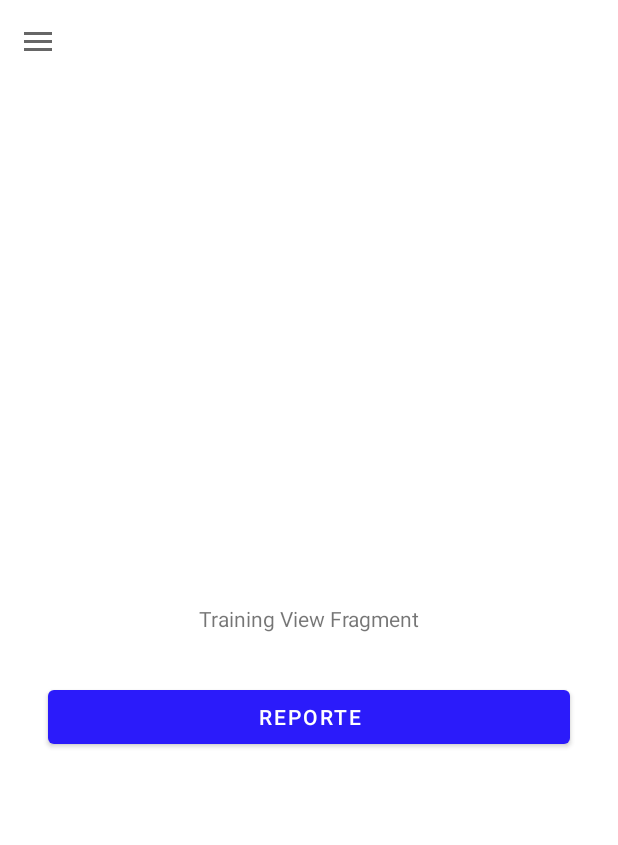
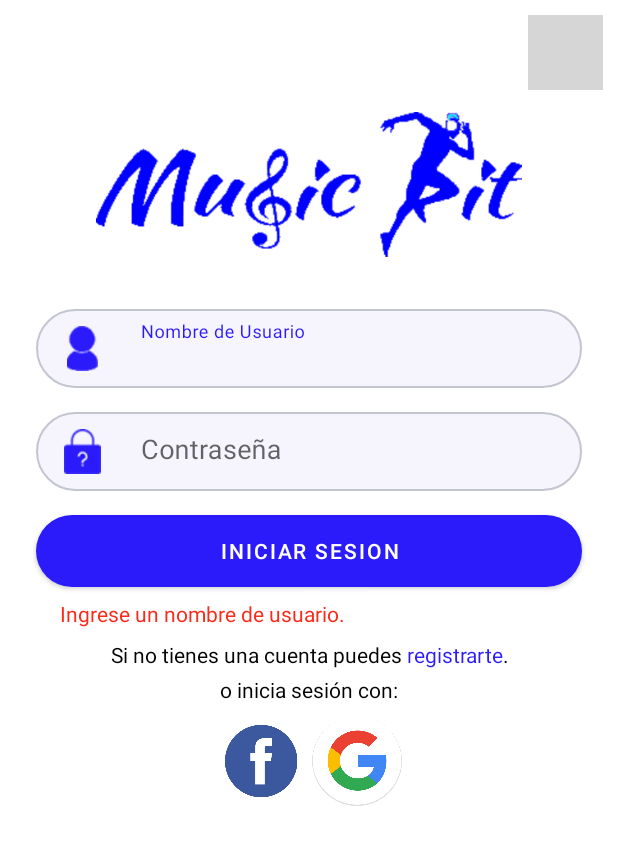
Before and after one commit to Nelson-Fuentes/MusicFit, an Android app: the screen it shows after launch (MainActivity before the commit, LoginActivity after it), after a tap on "INICIAR SESION", on a phone screen of 412 x 824 dp. Shown: the top 845 px of the screen. Run offline under Robolectric (Android 15) with nearby library versions, the phone set to English and light mode, and no system bars; our stand-ins replace navigation-ui; 1 statement that could not run was skipped; grey boxes are pictures that could not be loaded.

Commit message:
Login Behavior

```diff
--- a/android/app/src/main/java/com/idnp/musicfit/models/services/authenticationService/AuthenticationService.java
+++ b/android/app/src/main/java/com/idnp/musicfit/models/services/authenticationService/AuthenticationService.java
@@ -25,4 +25,9 @@ public class AuthenticationService {
     public User getCurrentUser() {
         return currentUser;
     }
+
+    public boolean autheticationIncognite(){
+        currentUser = new User("incognite", "Modo", "Incognito", "musicfit@noreply.com");
+        return true;
+    }
 }
--- a/android/app/src/main/java/com/idnp/musicfit/presenter/loginPresenter/LoginPresenter.java
+++ b/android/app/src/main/java/com/idnp/musicfit/presenter/loginPresenter/LoginPresenter.java
@@ -14,17 +14,38 @@ public class LoginPresenter implements iLoginPresenter {
         this.loginView = loginView;
     }
 
+    private boolean validateAuthenticationCredentials(String username, String password){
+        if (username.trim().length() == 0){
+            this.loginView.showError("Ingrese un nombre de usuario.");
+            return false;
+        } else if (password.length()==0){
+            this.loginView.showError("Ingrese su contraseña");
+            return false;
+        }
+        return  true;
+    }
     @Override
     public void auth(String username, String password) {
-        if (AuthenticationService.authenticationService.auth(username, password)){
-            this.loginView.authValid();
-        } else {
-            this.loginView.showError("Soy un error"); //Notificar al usaurio que no se pudo iniciar una sesion y porque
-        }
+        if (this.validateAuthenticationCredentials(username, password))
+            if (AuthenticationService.authenticationService.auth(username, password)){
+                this.loginView.authValid();
+            } else {
+                this.loginView.showError("Soy un error");
+            }
     }
 
     @Override
     public void loadRegisterView() {
 
     }
+
+    @Override
+    public void authIncognite() {
+        if (AuthenticationService.authenticationService.autheticationIncognite()){
+            this.loginView.authValid();
+        } else {
+            this.loginView.showError("Soy un error");
+        }
+    }
+
 }
--- a/android/app/src/main/java/com/idnp/musicfit/presenter/loginPresenter/iLoginPresenter.java
+++ b/android/app/src/main/java/com/idnp/musicfit/presenter/loginPresenter/iLoginPresenter.java
@@ -4,5 +4,6 @@ public interface iLoginPresenter {
 
     public void auth(String username, String password);
     public void loadRegisterView();
+    public void authIncognite();
 
 }
--- a/android/app/src/main/java/com/idnp/musicfit/views/activities/loginView/LoginActivity.java
+++ b/android/app/src/main/java/com/idnp/musicfit/views/activities/loginView/LoginActivity.java
@@ -4,18 +4,16 @@ import androidx.annotation.Nullable;
 import androidx.appcompat.app.AppCompatActivity;
 
 import android.content.Intent;
-import android.graphics.Color;
 import android.os.Bundle;
-import android.text.Html;
 import android.text.SpannableString;
 import android.text.SpannableStringBuilder;
 import android.text.style.ForegroundColorSpan;
 import android.view.View;
+import android.widget.EditText;
 import android.widget.TextView;
 
 import com.idnp.musicfit.R;
 import com.idnp.musicfit.models.services.authenticationService.AuthenticationConstant;
-import com.idnp.musicfit.models.services.authenticationService.AuthenticationService;
 import com.idnp.musicfit.presenter.loginPresenter.LoginPresenter;
 import com.idnp.musicfit.presenter.loginPresenter.iLoginPresenter;
 import com.idnp.musicfit.views.activities.mainView.MainActivity;
@@ -24,7 +22,10 @@ import com.idnp.musicfit.views.activities.registerView.RegisterActivity;
 public class LoginActivity extends AppCompatActivity implements iLoginView{
 
     private iLoginPresenter loginPresenter;
-
+    private TextView registerTextView;
+    private TextView errorTextView;
+    private EditText usernameEditView;
+    private EditText passwordEditView;
 
     @Override
     protected void onCreate(Bundle savedInstanceState) {
@@ -49,13 +50,16 @@ public class LoginActivity extends AppCompatActivity implements iLoginView{
             if (requestCode == AuthenticationConstant.REGISTER_REQUEST_CODE){
                 String username = (String) data.getExtras().get(AuthenticationConstant.USERNAME_TAG_KEY);
                 String password = (String) data.getExtras().get(AuthenticationConstant.PASSWORD_TAG_KEY);
+                this.loginPresenter.auth(username, password);
             }
         }
 
     }
 
     public void login(View view){
-        this.loginPresenter.auth("juanperez123", "123456");
+        String username = this.usernameEditView.getText().toString();
+        String password = this.passwordEditView.getText().toString();
+        this.loginPresenter.auth(username, password);
     }
 
     @Override
@@ -66,36 +70,40 @@ public class LoginActivity extends AppCompatActivity implements iLoginView{
     }
 
     public void loadComponents(){
-        TextView textView = (TextView) this.findViewById(R.id.go_to_register_edit_text);
+        this.registerTextView = (TextView) this.findViewById(R.id.go_to_register_edit_text);
+        this.transformRegisterTexViewToBicolor(this.registerTextView);
+        this.usernameEditView = (EditText) this.findViewById(R.id.username_edit_text);
+        this.passwordEditView = (EditText) this.findViewById(R.id.password_edit_text);
+        this.errorTextView = (TextView) this.findViewById(R.id.error_text_view);
+    }
+
+    private void transformRegisterTexViewToBicolor(TextView textView){
         String goRegister = (String) textView.getText();
         String registerString = (String) this.getString(R.string.register_label);
         int start_first = 0, last_first = goRegister.indexOf(registerString);
         int last_second = last_first + registerString.length();
         int last_third = goRegister.length();
 
-        System.out.println(start_first + " -------------------" + last_first + "------------" + last_second  + "--------------" + last_third);
         SpannableStringBuilder builder = new SpannableStringBuilder();
+        this.addStringToSpannalbeBuilder(goRegister.substring(start_first, last_first), builder, R.color.black);
+        this.addStringToSpannalbeBuilder(goRegister.substring(last_first, last_second), builder, R.color.main_color);
+        this.addStringToSpannalbeBuilder(goRegister.substring(last_second, last_third), builder, R.color.black);
+        textView.setText( builder, TextView.BufferType.SPANNABLE);
+    }
 
-        SpannableString str1= new SpannableString(goRegister.substring(start_first, last_first));
-        str1.setSpan(new ForegroundColorSpan(getColor(R.color.black)), 0, str1.length(), 0);
+    private void addStringToSpannalbeBuilder(String text, SpannableStringBuilder builder, int color){
+        SpannableString str1= new SpannableString(text);
+        str1.setSpan(new ForegroundColorSpan(getColor(color)), 0, str1.length(), 0);
         builder.append(str1);
-
-        SpannableString str2= new SpannableString(goRegister.substring(last_first, last_second));
-        str2.setSpan(new ForegroundColorSpan(getColor(R.color.main_color)), 0, str2.length(), 0);
-        builder.append(str2);
-
-        SpannableString str3= new SpannableString(goRegister.substring(last_second, last_third));
-        str3.setSpan(new ForegroundColorSpan(getColor(R.color.black)), 0, str3.length(), 0);
-        builder.append(str3);
-
-        textView.setText( builder, TextView.BufferType.SPANNABLE);
-
-//        String color = this.getResources().getString(R.color.main_color);
-//        textView.setText(Html.fromHtml(goRegister), TextView.BufferType.SPANNABLE);
     }
 
     @Override
     public void showError(String error) {
-        //Ingresar mensaje de error dentro de un textview
+        this.errorTextView.setText(error);
+    }
+
+    public void authIncognite(View view){
+        this.loginPresenter.authIncognite();
+        this.authValid();
     }
 }
--- a/android/app/src/main/res/layout/activity_login.xml
+++ b/android/app/src/main/res/layout/activity_login.xml
@@ -80,7 +80,7 @@
             app:startIconTint="@color/main_color">
 
             <EditText
-                android:id="@+id/editTextUsername"
+                android:id="@+id/username_edit_text"
                 android:layout_width="match_parent"
                 android:layout_height="wrap_content"
                 android:layout_weight="1"
@@ -148,7 +148,7 @@
             app:startIconTint="@color/main_color">
 
             <EditText
-                android:id="@+id/editTextPassword"
+                android:id="@+id/password_edit_text"
                 android:layout_width="match_parent"
                 android:layout_height="wrap_content"
                 android:layout_weight="1"
@@ -257,6 +257,7 @@
         android:layout_marginTop="10dp"
         android:layout_marginEnd="10dp"
         android:background="@null"
+        android:onClick="authIncognite"
         android:scaleType="fitCenter"
         app:layout_constraintEnd_toEndOf="parent"
         app:layout_constraintTop_toTopOf="parent"
```
